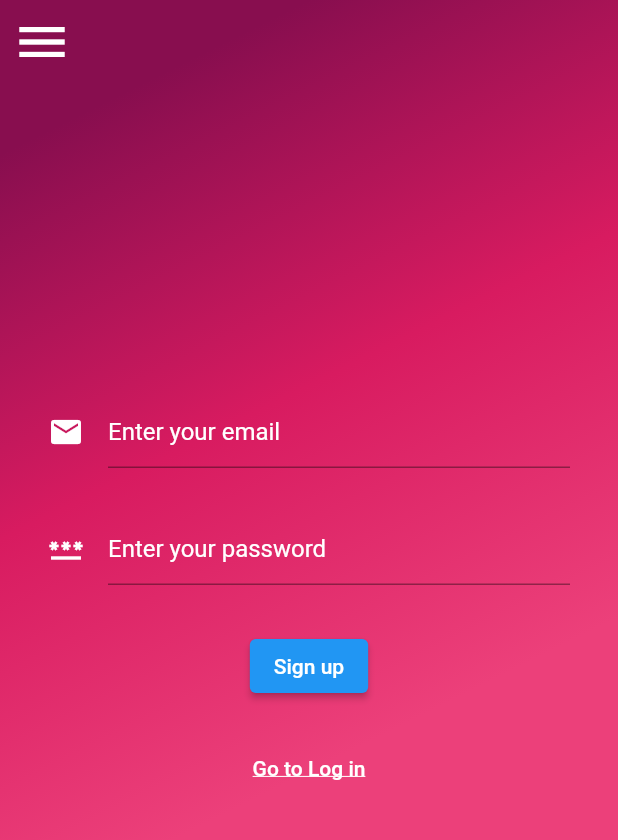
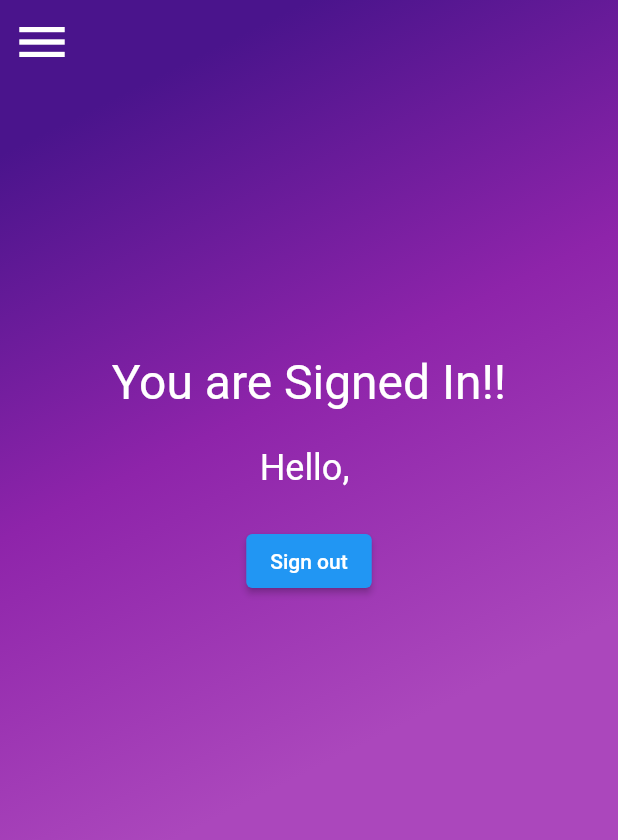
Before and after one commit to heyhey1028/flutter_river_flow, a Flutter app: the AuthScreen screen opened directly, on a phone screen of 412 x 824 dp. Shown: the top 840 px of the screen. Run offline on Flutter 3.47's test engine with Material 2 defaults, Android fonts, the phone set to English and light mode, and no system bars; drawn by our look-alikes of loader_overlay; our stand-ins replace firebase_auth, firebase_core, flutter_riverpod, nil, riverpod; accounts and stored records are empty; generated files the repository leaves out were written again.

Commit message:
add auth provider

```diff
--- a/lib/screens/auth/auth_screen.dart
+++ b/lib/screens/auth/auth_screen.dart
@@ -1,25 +1,42 @@
 import 'package:flutter/material.dart';
+import 'package:flutter/scheduler.dart';
+import 'package:flutter_river_flow/screens/auth/auth_provider.dart';
 import 'package:flutter_river_flow/screens/auth/auth_screen_state.dart';
+import 'package:flutter_river_flow/screens/auth/signed_in_screen.dart';
 import 'package:flutter_river_flow/screens/auth/widgets/colored_text_field.dart';
 import 'package:flutter_river_flow/widgets/app_scaffold.dart';
 import 'package:flutter_riverpod/flutter_riverpod.dart';
+import 'package:nil/nil.dart';
 
-class AuthScreen extends ConsumerWidget {
-  AuthScreen({Key? key}) : super(key: key);
+class AuthScreen extends ConsumerStatefulWidget {
+  const AuthScreen({Key? key}) : super(key: key);
+
+  @override
+  ConsumerState<ConsumerStatefulWidget> createState() => _AuthScreenState();
+}
+
+class _AuthScreenState extends ConsumerState<AuthScreen> {
   final _formKey = GlobalKey<FormState>();
 
   @override
-  Widget build(BuildContext context, WidgetRef ref) {
+  Widget build(BuildContext context) {
     final pageState = ref.watch(pageStateProvider);
+    final authController = ref.read(authControllerProvider.notifier);
+    final authUser = ref.watch(isSignedInProvider);
 
     void changePageState(PageState state) {
       if (state == PageState.signUp) {
-        ref.read(pageStateProvider.notifier).state = PageState.logIn;
+        ref.read(pageStateProvider.notifier).state = PageState.signIn;
       } else {
         ref.read(pageStateProvider.notifier).state = PageState.signUp;
       }
     }
 
+    return authUser.when(
+      data: (isSignedIn) {
+        if (isSignedIn) {
+          return const SignedInScreen();
+        }
         return AppScaffold(
           color: Colors.pink,
           body: Center(
@@ -43,6 +60,7 @@ class AuthScreen extends ConsumerWidget {
                           controller: ref.watch(passwordProvier),
                           icon: Icons.password,
                           color: Colors.white,
+                          obscureText: true,
                           hintText: 'Enter your password',
                         ),
                       ],
@@ -50,7 +68,9 @@ class AuthScreen extends ConsumerWidget {
                   ),
                   const SizedBox(height: 30),
                   ElevatedButton(
-                onPressed: () => null,
+                    onPressed: pageState == PageState.signIn
+                        ? () => authController.signIn()
+                        : () => authController.signUp(),
                     child: Text(pageState.name),
                   ),
                   const SizedBox(height: 20),
@@ -69,11 +89,22 @@ class AuthScreen extends ConsumerWidget {
             ),
           ),
         );
+      },
+      error: (e, stackTrace) {
+        debugPrint('error: $e');
+        debugPrint('stackTrace: $stackTrace');
+        // return Container();
+        return nil;
+      },
+      loading: () {
+        return const CircularProgressIndicator();
+      },
+    );
   }
 
   String getButtonText(PageState state) {
     switch (state) {
-      case PageState.logIn:
+      case PageState.signIn:
         return 'Go to Sign up';
       case PageState.signUp:
         return 'Go to Log in';
--- /dev/null
+++ b/lib/screens/auth/signed_in_screen.dart
@@ -0,0 +1,56 @@
+import 'package:flutter/material.dart';
+import 'package:flutter_river_flow/screens/auth/auth_screen_state.dart';
+import 'package:flutter_river_flow/widgets/app_scaffold.dart';
+import 'package:flutter_riverpod/flutter_riverpod.dart';
+import 'package:loader_overlay/loader_overlay.dart';
+
+class SignedInScreen extends ConsumerWidget {
+  const SignedInScreen({Key? key}) : super(key: key);
+
+  @override
+  Widget build(BuildContext context, WidgetRef ref) {
+    return AppScaffold(
+      color: Colors.purple,
+      body: LoaderOverlay(
+        child: Center(
+          child: Container(
+            padding: const EdgeInsets.all(24),
+            height: 400,
+            child: Column(
+              children: [
+                const Text(
+                  'You are Signed In!!',
+                  style: TextStyle(
+                    fontSize: 32,
+                    color: Colors.white,
+                  ),
+                ),
+                const SizedBox(
+                  height: 24,
+                ),
+                const Text(
+                  'Hello, ',
+                  style: TextStyle(
+                    fontSize: 24,
+                    color: Colors.white,
+                  ),
+                ),
+                const SizedBox(
+                  height: 24,
+                ),
+                ElevatedButton(
+                  onPressed: () async {
+                    context.loaderOverlay.show();
+                    await ref.read(authControllerProvider.notifier).signOut();
+                    context.loaderOverlay.hide();
+                  },
+                  child: const Text('Sign out'),
+                ),
+              ],
+            ),
+          ),
+        ),
+      ),
+    );
+  }
+}
--- a/lib/screens/auth/widgets/colored_text_field.dart
+++ b/lib/screens/auth/widgets/colored_text_field.dart
@@ -7,18 +7,23 @@ class ColoredTextField extends StatelessWidget {
     required this.hintText,
     this.icon,
     this.color = Colors.white,
+    this.obscureText = false,
   }) : super(key: key);
 
   final TextEditingController controller;
   final Color color;
   final IconData? icon;
   final String hintText;
+  final bool obscureText;
 
   @override
   Widget build(BuildContext context) {
     return TextFormField(
       controller: controller,
       cursorColor: color,
+      autocorrect: false,
+      enableSuggestions: false,
+      obscureText: obscureText,
       style: TextStyle(color: color),
       decoration: InputDecoration(
         focusColor: color,
--- a/pubspec.yaml
+++ b/pubspec.yaml
@@ -21,6 +21,8 @@ dependencies:
   firebase_core: ^1.17.1
   flutter_riverpod: ^1.0.4
   firebase_auth: ^3.3.19
+  nil: ^1.1.1
+  loader_overlay: ^2.0.7
 
 dev_dependencies:
   flutter_test:
```
Also changed, not shown: lib/screens/auth/auth_provider.dart (added, +27 -0 lines), lib/screens/auth/auth_repository.dart (added, +85 -0 lines), lib/screens/auth/auth_screen_state.dart (+61 -3 lines), pubspec.lock. Lines whose indentation alone changed are shown as unchanged.
